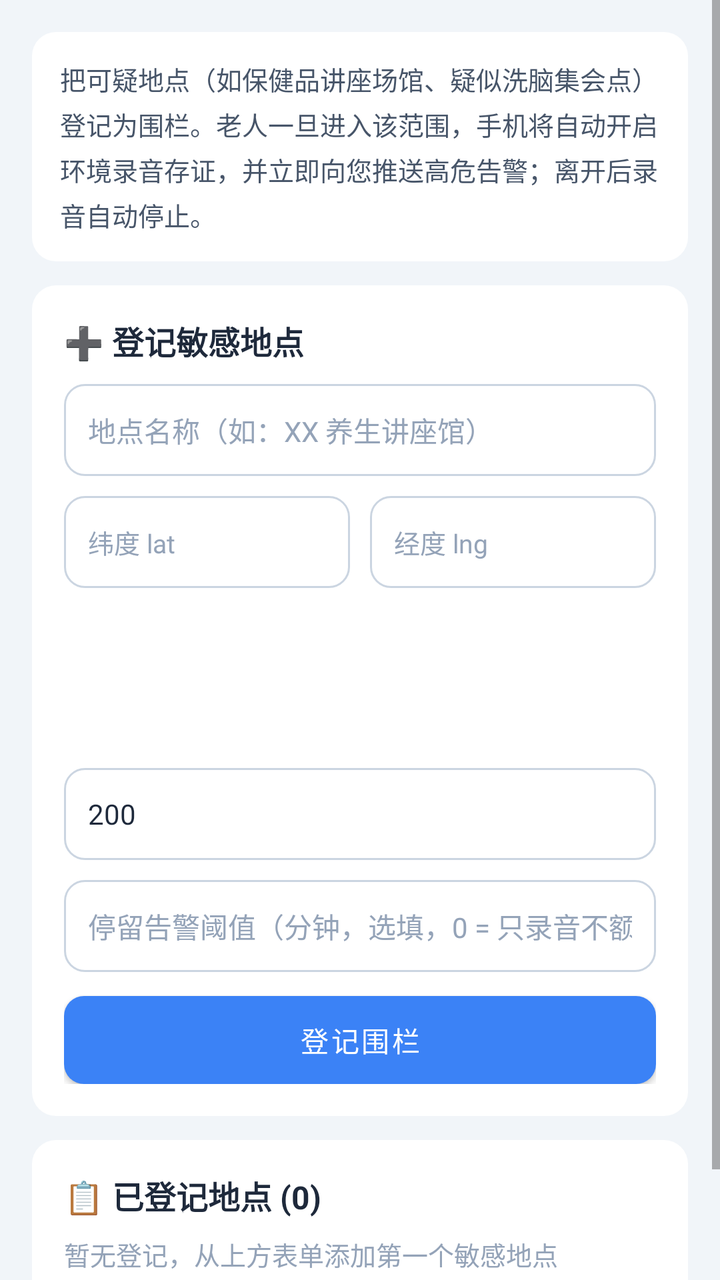
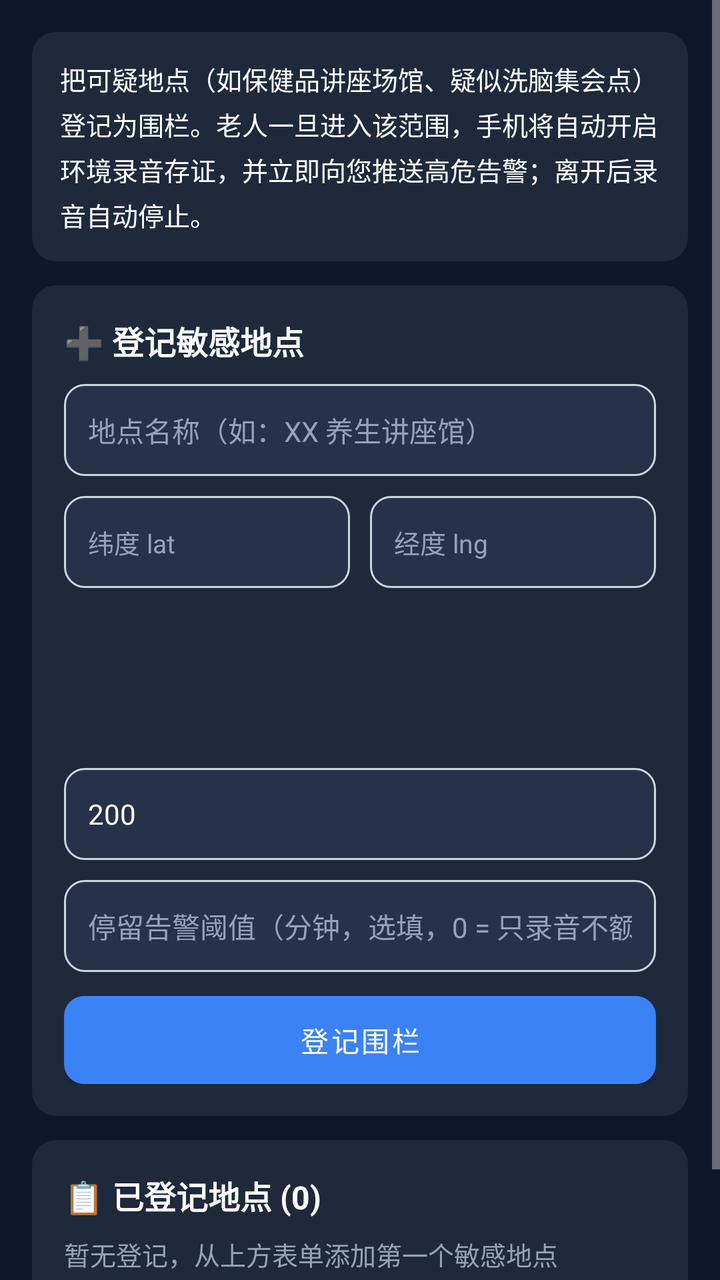

The first picture is an Android layout as it rendered before a commit; the second is the same layout after the commit. The layout source and the unified diff follow.
<!-- AndroidManifest.xml: application theme Theme.AntiFraudGuard -->
<!-- res/layout/activity_geofence_manage.xml -->
<?xml version="1.0" encoding="utf-8"?>
<ScrollView xmlns:android="http://schemas.android.com/apk/res/android"
    android:layout_width="match_parent"
    android:layout_height="match_parent"
    android:background="#F1F5F9">

    <LinearLayout
        android:layout_width="match_parent"
        android:layout_height="wrap_content"
        android:orientation="vertical"
        android:padding="16dp">

        
        <TextView
            android:layout_width="match_parent"
            android:layout_height="wrap_content"
            android:background="@drawable/bg_card"
            android:lineSpacingExtra="4dp"
            android:padding="14dp"
            android:text="把可疑地点（如保健品讲座场馆、疑似洗脑集会点）登记为围栏。老人一旦进入该范围，手机将自动开启环境录音存证，并立即向您推送高危告警；离开后录音自动停止。"
            android:textColor="#475569"
            android:textSize="13sp" />

        
        <LinearLayout
            android:layout_width="match_parent"
            android:layout_height="wrap_content"
            android:layout_marginTop="12dp"
            android:background="@drawable/bg_card"
            android:orientation="vertical"
            android:padding="16dp">

            <TextView
                android:layout_width="wrap_content"
                android:layout_height="wrap_content"
                android:text="➕ 登记敏感地点"
                android:textColor="#1E293B"
                android:textSize="16sp"
                android:textStyle="bold" />

            <EditText
                android:id="@+id/et_geofence_name"
                android:layout_width="match_parent"
                android:layout_height="46dp"
                android:layout_marginTop="10dp"
                android:background="@drawable/bg_input"
                android:hint="地点名称（如：XX 养生讲座馆）"
                android:inputType="text"
                android:maxLength="30"
                android:paddingHorizontal="12dp"
                android:textColor="#1E293B"
                android:textColorHint="#94A3B8"
                android:textSize="14sp" />

            <LinearLayout
                android:layout_width="match_parent"
                android:layout_height="wrap_content"
                android:layout_marginTop="10dp"
                android:orientation="horizontal">

                <EditText
                    android:id="@+id/et_geofence_lat"
                    android:layout_width="0dp"
                    android:layout_height="46dp"
                    android:layout_weight="1"
                    android:background="@drawable/bg_input"
                    android:hint="纬度 lat"
                    android:inputType="numberDecimal|numberSigned"
                    android:paddingHorizontal="12dp"
                    android:textColor="#1E293B"
                    android:textColorHint="#94A3B8"
                    android:textSize="13sp" />

                <EditText
                    android:id="@+id/et_geofence_lng"
                    android:layout_width="0dp"
                    android:layout_height="46dp"
                    android:layout_marginStart="10dp"
                    android:layout_weight="1"
                    android:background="@drawable/bg_input"
                    android:hint="经度 lng"
                    android:inputType="numberDecimal|numberSigned"
                    android:paddingHorizontal="12dp"
                    android:textColor="#1E293B"
                    android:textColorHint="#94A3B8"
                    android:textSize="13sp" />
            </LinearLayout>

            <Button
                android:id="@+id/btn_use_location"
                android:layout_width="0dp"
                android:layout_height="40dp"
                android:layout_marginEnd="8dp"
                android:layout_weight="1"
                android:background="@drawable/bg_input"
                android:text="📍 当前位置"
                android:textColor="#3B82F6"
                android:textSize="13sp" />

            <Button
                android:id="@+id/btn_pick_map"
                android:layout_width="0dp"
                android:layout_height="40dp"
                android:layout_weight="1"
                android:background="@drawable/bg_btn_primary"
                android:text="🗺️ 地图选点"
                android:textColor="#FFFFFF"
                android:textSize="13sp" />

            <EditText
                android:id="@+id/et_geofence_radius"
                android:layout_width="match_parent"
                android:layout_height="46dp"
                android:layout_marginTop="10dp"
                android:background="@drawable/bg_input"
                android:hint="触发半径（米），范围 50 ~ 2000，默认 200"
                android:inputType="number"
                android:paddingHorizontal="12dp"
                android:text="200"
                android:textColor="#1E293B"
                android:textColorHint="#94A3B8"
                android:textSize="14sp" />

            
            <EditText
                android:id="@+id/et_geofence_dwell"
                android:layout_width="match_parent"
                android:layout_height="46dp"
                android:layout_marginTop="10dp"
                android:background="@drawable/bg_input"
                android:hint="停留告警阈值（分钟，选填，0 = 只录音不额外告警）"
                android:inputType="number"
                android:paddingHorizontal="12dp"
                android:textColor="#1E293B"
                android:textColorHint="#94A3B8"
                android:textSize="14sp" />

            <Button
                android:id="@+id/btn_geofence_add"
                android:layout_width="match_parent"
                android:layout_height="44dp"
                android:layout_marginTop="12dp"
                android:background="@drawable/bg_btn_primary"
                android:text="登记围栏"
                android:textColor="#FFFFFF"
                android:textSize="14sp" />
        </LinearLayout>

        
        <LinearLayout
            android:layout_width="match_parent"
            android:layout_height="wrap_content"
            android:layout_marginTop="12dp"
            android:layout_marginBottom="24dp"
            android:background="@drawable/bg_card"
            android:orientation="vertical"
            android:padding="16dp">

            <TextView
                android:id="@+id/tv_geofence_count"
                android:layout_width="wrap_content"
                android:layout_height="wrap_content"
                android:text="📋 已登记地点 (0)"
                android:textColor="#1E293B"
                android:textSize="16sp"
                android:textStyle="bold" />

            <TextView
                android:id="@+id/tv_geofence_empty"
                android:layout_width="match_parent"
                android:layout_height="wrap_content"
                android:layout_marginTop="8dp"
                android:text="暂无登记，从上方表单添加第一个敏感地点"
                android:textColor="#94A3B8"
                android:textSize="13sp" />

            <LinearLayout
                android:id="@+id/ll_geofence_list"
                android:layout_width="match_parent"
                android:layout_height="wrap_content"
                android:layout_marginTop="8dp"
                android:orientation="vertical" />
        </LinearLayout>

    </LinearLayout>
</ScrollView>
<!-- resources referenced by this layout -->
<resources>
  <!-- drawable bg_btn_primary (drawable) -->
  <?xml version="1.0" encoding="utf-8"?>
  <shape xmlns:android="http://schemas.android.com/apk/res/android" android:shape="rectangle">
      <solid android:color="#3B82F6" />
      <corners android:radius="10dp" />
  </shape>
  <!-- drawable bg_card (drawable) -->
  <?xml version="1.0" encoding="utf-8"?>
  <shape xmlns:android="http://schemas.android.com/apk/res/android" android:shape="rectangle">
      <solid android:color="#FFFFFF" />
      <corners android:radius="12dp" />
  </shape>
  <!-- drawable bg_input (drawable) -->
  <?xml version="1.0" encoding="utf-8"?>
  <shape xmlns:android="http://schemas.android.com/apk/res/android" android:shape="rectangle">
      <solid android:color="#FFFFFF" />
      <corners android:radius="10dp" />
      <stroke android:width="1dp" android:color="#CBD5E1" />
  </shape>
  <style name="Theme.AntiFraudGuard" parent="Theme.MaterialComponents.DayNight.NoActionBar">
          
          <item name="colorPrimary">@color/blue_500</item>
          <item name="colorPrimaryVariant">@color/blue_700</item>
          <item name="colorOnPrimary">@color/white</item>
          
          <item name="colorSecondary">@color/emerald_500</item>
          <item name="colorSecondaryVariant">@color/emerald_700</item>
          <item name="colorOnSecondary">@color/white</item>
          
          <item name="android:statusBarColor">#0F172A</item>
          <item name="android:windowBackground">#0F172A</item>
      </style>
  <color name="blue_500">#3B82F6</color>
  <color name="blue_700">#1D4ED8</color>
  <color name="white">#FFFFFFFF</color>
  <color name="emerald_500">#10B981</color>
  <color name="emerald_700">#047857</color>
</resources>

<!-- the commit's change to res/layout/activity_geofence_manage.xml (unified diff, before → after) -->
@@ -2,7 +2,7 @@
 <ScrollView xmlns:android="http://schemas.android.com/apk/res/android"
     android:layout_width="match_parent"
     android:layout_height="match_parent"
-    android:background="#F1F5F9">
+    android:background="?attr/appBg">
 
     <LinearLayout
         android:layout_width="match_parent"
@@ -18,7 +18,7 @@
             android:lineSpacingExtra="4dp"
             android:padding="14dp"
             android:text="把可疑地点（如保健品讲座场馆、疑似洗脑集会点）登记为围栏。老人一旦进入该范围，手机将自动开启环境录音存证，并立即向您推送高危告警；离开后录音自动停止。"
-            android:textColor="#475569"
+            android:textColor="?attr/appText"
             android:textSize="13sp" />
 
         
@@ -34,7 +34,7 @@
                 android:layout_width="wrap_content"
                 android:layout_height="wrap_content"
                 android:text="➕ 登记敏感地点"
-                android:textColor="#1E293B"
+                android:textColor="?attr/appText"
                 android:textSize="16sp"
                 android:textStyle="bold" />
 
@@ -48,7 +48,7 @@
                 android:inputType="text"
                 android:maxLength="30"
                 android:paddingHorizontal="12dp"
-                android:textColor="#1E293B"
+                android:textColor="?attr/appText"
                 android:textColorHint="#94A3B8"
                 android:textSize="14sp" />
 
@@ -67,7 +67,7 @@
                     android:hint="纬度 lat"
                     android:inputType="numberDecimal|numberSigned"
                     android:paddingHorizontal="12dp"
-                    android:textColor="#1E293B"
+                    android:textColor="?attr/appText"
                     android:textColorHint="#94A3B8"
                     android:textSize="13sp" />
 
@@ -81,7 +81,7 @@
                     android:hint="经度 lng"
                     android:inputType="numberDecimal|numberSigned"
                     android:paddingHorizontal="12dp"
-                    android:textColor="#1E293B"
+                    android:textColor="?attr/appText"
                     android:textColorHint="#94A3B8"
                     android:textSize="13sp" />
             </LinearLayout>
@@ -117,7 +117,7 @@
                 android:inputType="number"
                 android:paddingHorizontal="12dp"
                 android:text="200"
-                android:textColor="#1E293B"
+                android:textColor="?attr/appText"
                 android:textColorHint="#94A3B8"
                 android:textSize="14sp" />
 
@@ -131,7 +131,7 @@
                 android:hint="停留告警阈值（分钟，选填，0 = 只录音不额外告警）"
                 android:inputType="number"
                 android:paddingHorizontal="12dp"
-                android:textColor="#1E293B"
+                android:textColor="?attr/appText"
                 android:textColorHint="#94A3B8"
                 android:textSize="14sp" />
 
@@ -161,7 +161,7 @@
                 android:layout_width="wrap_content"
                 android:layout_height="wrap_content"
                 android:text="📋 已登记地点 (0)"
-                android:textColor="#1E293B"
+                android:textColor="?attr/appText"
                 android:textSize="16sp"
                 android:textStyle="bold" />
 
@@ -171,7 +171,7 @@
                 android:layout_height="wrap_content"
                 android:layout_marginTop="8dp"
                 android:text="暂无登记，从上方表单添加第一个敏感地点"
-                android:textColor="#94A3B8"
+                android:textColor="?attr/appTextDim"
                 android:textSize="13sp" />
 
             <LinearLayout
<!-- resource entries referenced after the edit -->
@@ -9,17 +9,17 @@
   <!-- drawable bg_card (drawable) -->
   <?xml version="1.0" encoding="utf-8"?>
   <shape xmlns:android="http://schemas.android.com/apk/res/android" android:shape="rectangle">
-      <solid android:color="#FFFFFF" />
+      <solid android:color="?attr/appCard" />
       <corners android:radius="12dp" />
   </shape>
   <!-- drawable bg_input (drawable) -->
   <?xml version="1.0" encoding="utf-8"?>
   <shape xmlns:android="http://schemas.android.com/apk/res/android" android:shape="rectangle">
-      <solid android:color="#FFFFFF" />
+      <solid android:color="?attr/appInputBg" />
       <corners android:radius="10dp" />
       <stroke android:width="1dp" android:color="#CBD5E1" />
   </shape>
-  <style name="Theme.AntiFraudGuard" parent="Theme.MaterialComponents.DayNight.NoActionBar">
+  <style name="Theme.AntiFraudGuard" parent="Theme.MaterialComponents.NoActionBar">
           
           <item name="colorPrimary">@color/blue_500</item>
           <item name="colorPrimaryVariant">@color/blue_700</item>
@@ -28,9 +28,20 @@
           <item name="colorSecondary">@color/emerald_500</item>
           <item name="colorSecondaryVariant">@color/emerald_700</item>
           <item name="colorOnSecondary">@color/white</item>
+  
+          <item name="appBg">#0F172A</item>
+          <item name="appCard">#1E293B</item>
+          <item name="appCardAlt">#26314A</item>
+          <item name="appText">#FFFFFF</item>
+          <item name="appTextDim">#94A3B8</item>
+          <item name="appDivider">#334155</item>
+          <item name="appInputBg">#26314A</item>
+          <item name="appInputText">#FFFFFF</item>
+  
           
           <item name="android:statusBarColor">#0F172A</item>
           <item name="android:windowBackground">#0F172A</item>
+          <item name="android:navigationBarColor">#0F172A</item>
       </style>
   <color name="blue_500">#3B82F6</color>
   <color name="blue_700">#1D4ED8</color>
